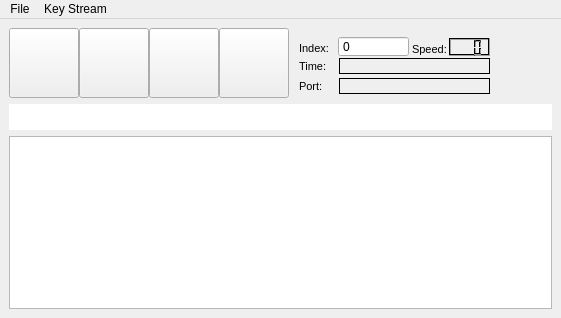
This is ruby/lib/vizkit/widgets/log_control/LogControl.ui in rock-core/gui-vizkit as Qt 5 draws it before an edit. The edited form follows.
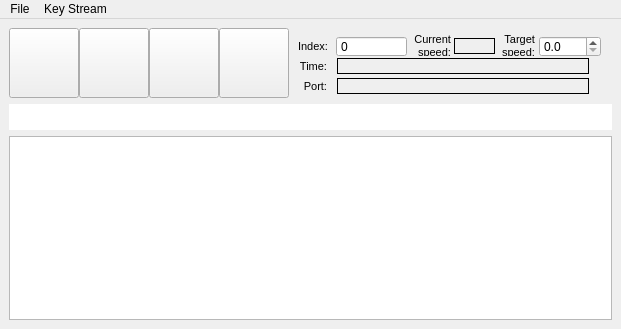
This is the edited form. Icons and pictures are not drawn. Custom widgets are drawn as their Qt base class.

Commit message: updated log control widget to also show the target time

```diff
--- a/ruby/lib/vizkit/widgets/log_control/LogControl.ui
+++ b/ruby/lib/vizkit/widgets/log_control/LogControl.ui
@@ -6,8 +6,8 @@
    <rect>
     <x>0</x>
     <y>0</y>
-    <width>561</width>
-    <height>318</height>
+    <width>621</width>
+    <height>329</height>
    </rect>
   </property>
   <property name="windowTitle">
@@ -211,8 +211,8 @@
       <widget class="QLabel" name="label_4">
        <property name="geometry">
         <rect>
-         <x>290</x>
-         <y>12</y>
+         <x>285</x>
+         <y>10</y>
          <width>34</width>
          <height>16</height>
         </rect>
@@ -225,6 +225,9 @@
        <property name="text">
         <string>Index:</string>
        </property>
+       <property name="alignment">
+        <set>Qt::AlignRight|Qt::AlignTrailing|Qt::AlignVCenter</set>
+       </property>
       </widget>
       <widget class="QLabel" name="label_2">
        <property name="geometry">
@@ -243,13 +246,16 @@
        <property name="text">
         <string>Time:</string>
        </property>
+       <property name="alignment">
+        <set>Qt::AlignRight|Qt::AlignTrailing|Qt::AlignVCenter</set>
+       </property>
       </widget>
       <widget class="QLabel" name="timestamp">
        <property name="geometry">
         <rect>
-         <x>330</x>
+         <x>328</x>
          <y>30</y>
-         <width>151</width>
+         <width>252</width>
          <height>16</height>
         </rect>
        </property>
@@ -275,96 +281,13 @@
         <string/>
        </property>
       </widget>
-      <widget class="QLCDNumber" name="lcd_speed">
-       <property name="geometry">
-        <rect>
-         <x>440</x>
-         <y>10</y>
-         <width>41</width>
-         <height>18</height>
-        </rect>
-       </property>
-       <property name="maximumSize">
-        <size>
-         <width>220</width>
-         <height>18</height>
-        </size>
-       </property>
-       <property name="palette">
-        <palette>
-         <active>
-          <colorrole role="Button">
-           <brush brushstyle="SolidPattern">
-            <color alpha="255">
-             <red>0</red>
-             <green>0</green>
-             <blue>0</blue>
-            </color>
-           </brush>
-          </colorrole>
-          <colorrole role="Light">
-           <brush brushstyle="SolidPattern">
-            <color alpha="255">
-             <red>0</red>
-             <green>0</green>
-             <blue>0</blue>
-            </color>
-           </brush>
-          </colorrole>
-         </active>
-         <inactive>
-          <colorrole role="Button">
-           <brush brushstyle="SolidPattern">
-            <color alpha="255">
-             <red>0</red>
-             <green>0</green>
-             <blue>0</blue>
-            </color>
-           </brush>
-          </colorrole>
-          <colorrole role="Light">
-           <brush brushstyle="SolidPattern">
-            <color alpha="255">
-             <red>0</red>
-             <green>0</green>
-             <blue>0</blue>
-            </color>
-           </brush>
-          </colorrole>
-         </inactive>
-         <disabled>
-          <colorrole role="Button">
-           <brush brushstyle="SolidPattern">
-            <color alpha="255">
-             <red>0</red>
-             <green>0</green>
-             <blue>0</blue>
-            </color>
-           </brush>
-          </colorrole>
-          <colorrole role="Light">
-           <brush brushstyle="SolidPattern">
-            <color alpha="255">
-             <red>0</red>
-             <green>0</green>
-             <blue>0</blue>
-            </color>
-           </brush>
-          </colorrole>
-         </disabled>
-        </palette>
-       </property>
-       <property name="numDigits">
-        <number>3</number>
-       </property>
-      </widget>
       <widget class="QLabel" name="label_3">
        <property name="geometry">
         <rect>
-         <x>403</x>
-         <y>13</y>
-         <width>34</width>
-         <height>16</height>
+         <x>401</x>
+         <y>7</y>
+         <width>41</width>
+         <height>21</height>
         </rect>
        </property>
        <property name="font">
@@ -373,7 +296,11 @@
         </font>
        </property>
        <property name="text">
-        <string>Speed:</string>
+        <string>Current
+speed:</string>
+       </property>
+       <property name="alignment">
+        <set>Qt::AlignRight|Qt::AlignTrailing|Qt::AlignVCenter</set>
        </property>
       </widget>
       <widget class="QLabel" name="label_5">
@@ -393,13 +320,16 @@
        <property name="text">
         <string>Port:</string>
        </property>
+       <property name="alignment">
+        <set>Qt::AlignRight|Qt::AlignTrailing|Qt::AlignVCenter</set>
+       </property>
       </widget>
       <widget class="QLabel" name="last_port">
        <property name="geometry">
         <rect>
-         <x>330</x>
+         <x>328</x>
          <y>50</y>
-         <width>151</width>
+         <width>252</width>
          <height>16</height>
         </rect>
        </property>
@@ -428,7 +358,7 @@
       <widget class="QSpinBox" name="index">
        <property name="geometry">
         <rect>
-         <x>329</x>
+         <x>327</x>
          <y>8</y>
          <width>71</width>
          <height>21</height>
@@ -450,6 +380,73 @@
         <number>1</number>
        </property>
       </widget>
+      <widget class="QLabel" name="dcurrent_speed">
+       <property name="geometry">
+        <rect>
+         <x>445</x>
+         <y>10</y>
+         <width>41</width>
+         <height>16</height>
+        </rect>
+       </property>
+       <property name="maximumSize">
+        <size>
+         <width>252</width>
+         <height>250</height>
+        </size>
+       </property>
+       <property name="font">
+        <font>
+         <family>Ubuntu</family>
+         <pointsize>11</pointsize>
+         <italic>false</italic>
+        </font>
+       </property>
+       <property name="frameShape">
+        <enum>QFrame::Box</enum>
+       </property>
+       <property name="lineWidth">
+        <number>1</number>
+       </property>
+       <property name="text">
+        <string/>
+       </property>
+      </widget>
+      <widget class="QLabel" name="label_6">
+       <property name="geometry">
+        <rect>
+         <x>492</x>
+         <y>7</y>
+         <width>34</width>
+         <height>21</height>
+        </rect>
+       </property>
+       <property name="font">
+        <font>
+         <pointsize>8</pointsize>
+        </font>
+       </property>
+       <property name="text">
+        <string>Target
+speed:</string>
+       </property>
+       <property name="alignment">
+        <set>Qt::AlignRight|Qt::AlignTrailing|Qt::AlignVCenter</set>
+       </property>
+      </widget>
+      <widget class="QDoubleSpinBox" name="dtarget_speed">
+       <property name="geometry">
+        <rect>
+         <x>530</x>
+         <y>8</y>
+         <width>62</width>
+         <height>21</height>
+        </rect>
+       </property>
+       <property name="decimals">
+        <number>1</number>
+       </property>
+      </widget>
      </widget>
     </item>
     <item>
@@ -522,7 +519,7 @@
     <rect>
      <x>0</x>
      <y>0</y>
-     <width>561</width>
+     <width>621</width>
      <height>25</height>
     </rect>
    </property>
```
Left out of the diff: 2 changed lines with no effect on the pictures. The commit also changes 1 other file.
